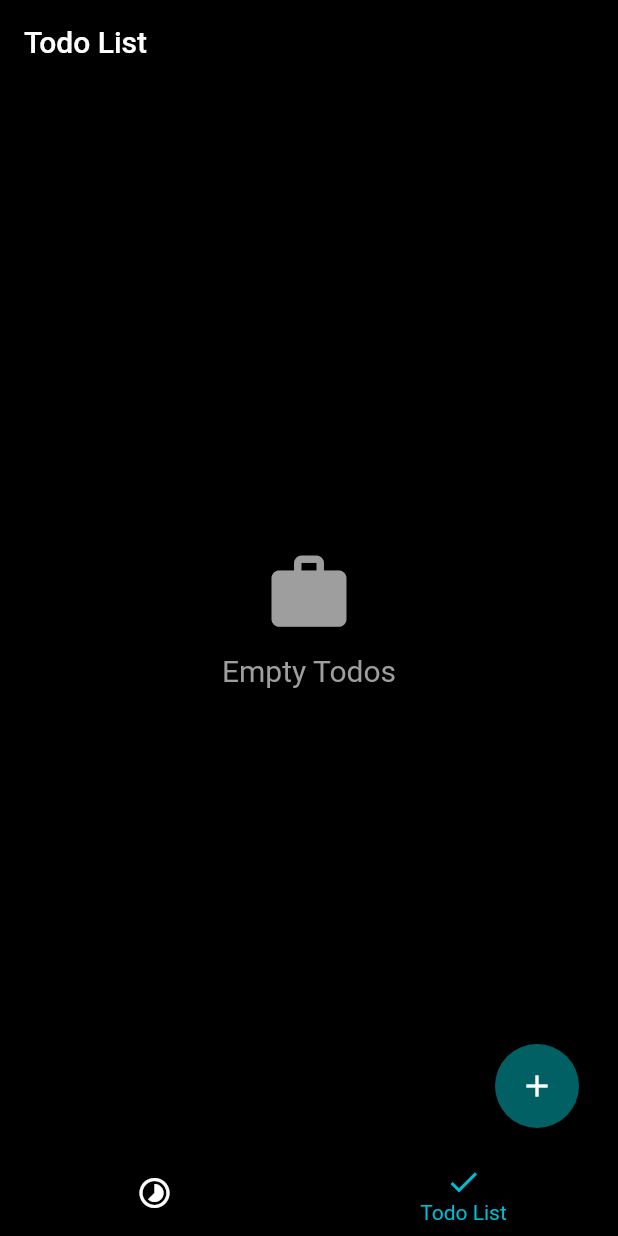
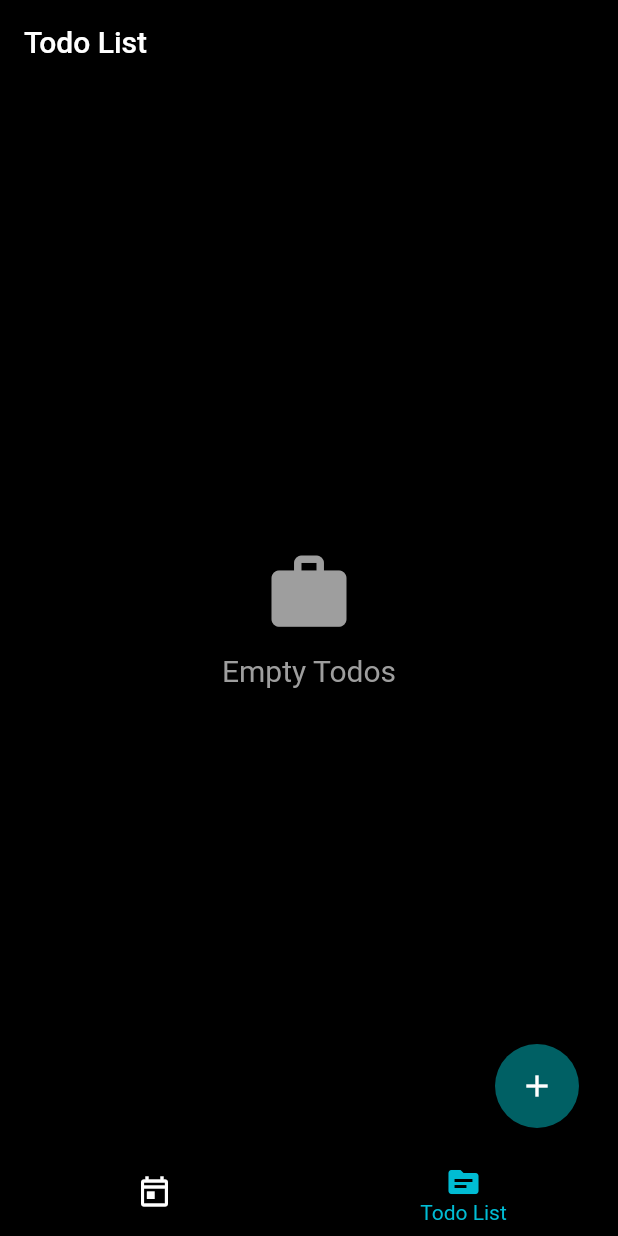
Before and after one commit to Senpaix69/Never_Lost, a Flutter app: the screen it shows after launch, swiped to page 2, on a phone screen of 412 x 824 dp. Run offline on Flutter 3.47's test engine with Material 2 defaults, Android fonts, the phone set to English and light mode, and no system bars; our stand-ins replace sqflite; missing offline and left inert: flutter_material_pickers; accounts and stored records are empty.

Commit message:
bugs fixed

```diff
--- a/lib/pages/main_home.dart
+++ b/lib/pages/main_home.dart
@@ -5,7 +5,6 @@ import 'package:my_timetable/utils.dart' show MyCustomScrollBehavior;
 
 class MyHomePage extends StatefulWidget {
   const MyHomePage({Key? key}) : super(key: key);
-
   @override
   State<MyHomePage> createState() => _MyHomePageState();
 }
@@ -46,13 +45,15 @@ class _MyHomePageState extends State<MyHomePage> {
         fixedColor: Colors.cyan,
         unselectedItemColor: Colors.white,
         backgroundColor: Colors.black,
-        items: const [
+        items: [
           BottomNavigationBarItem(
-            icon: Icon(Icons.timelapse),
+            icon: Icon(
+                _currentPageIndex == 0 ? Icons.today : Icons.today_outlined),
             label: 'Time Table',
           ),
           BottomNavigationBarItem(
-            icon: Icon(Icons.check),
+            icon: Icon(
+                _currentPageIndex == 1 ? Icons.topic : Icons.topic_outlined),
             label: 'Todo List',
           ),
         ],
```
